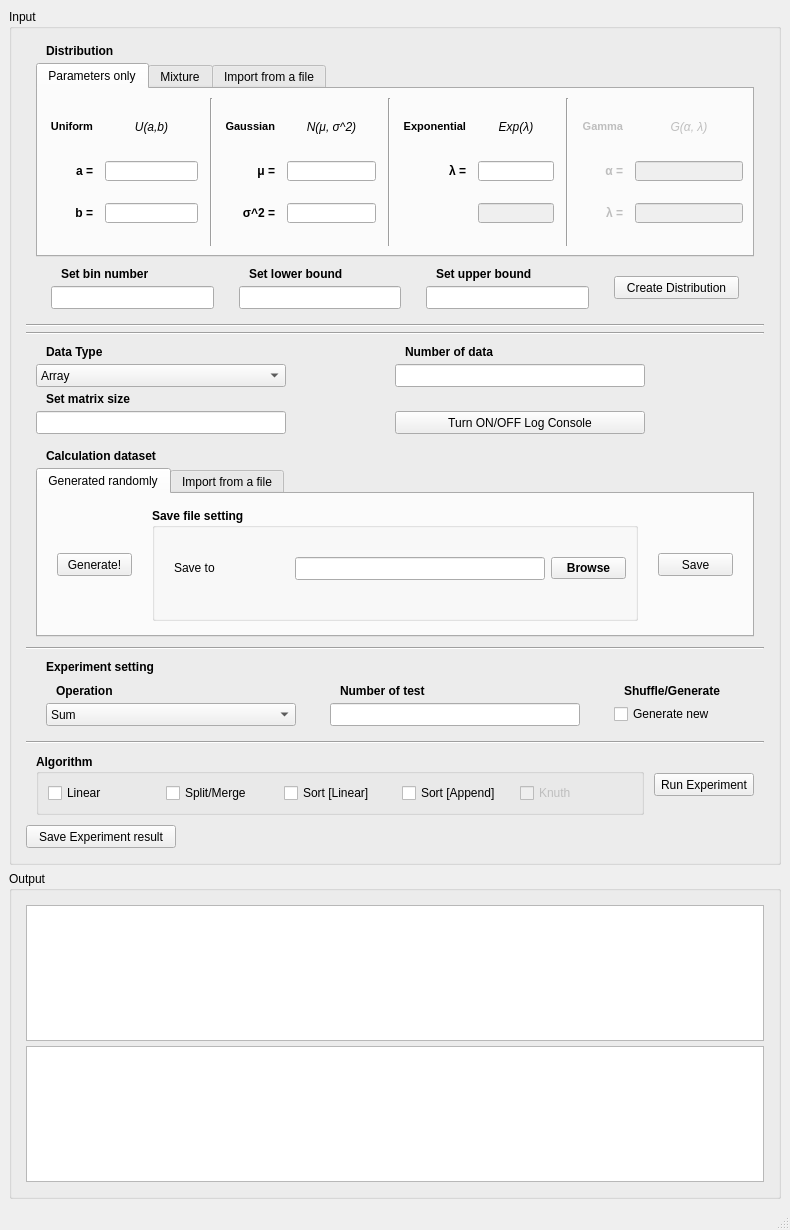
Above: src/mainwindow.ui from hungnv-sr/Map-Reduce-USTH-M1-2019 before the change. Below: the same form after it.
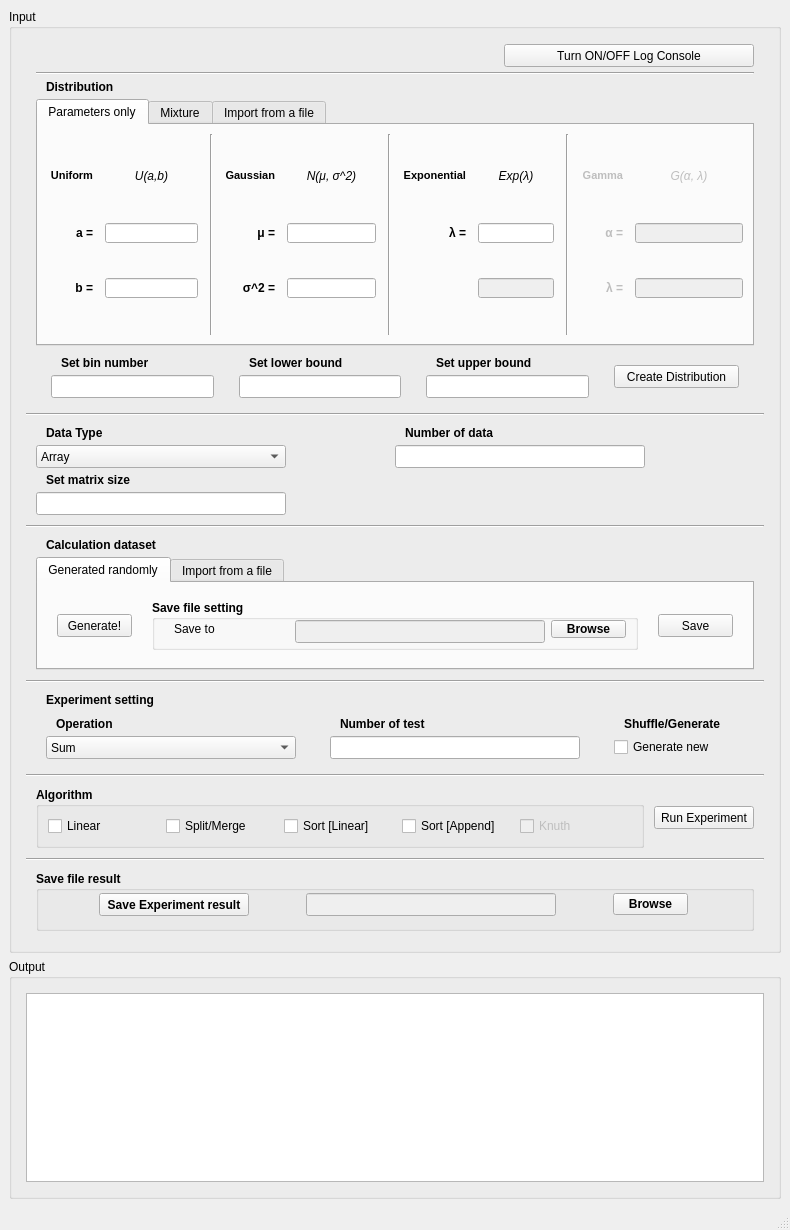
That is the form after the change.

The edit to the form file:
```diff
--- a/src/mainwindow.ui
+++ b/src/mainwindow.ui
@@ -30,7 +30,7 @@
           <number>5</number>
          </property>
          <item row="0" column="0">
-          <layout class="QVBoxLayout" name="vLayoutInputComponents" stretch="0,1,0,0,0,0,0,0,0,0">
+          <layout class="QVBoxLayout" name="vLayoutInputComponents" stretch="0,1,0,0,0,0,0,0,0,0,0">
            <property name="spacing">
             <number>5</number>
            </property>
@@ -60,6 +60,40 @@
              <property name="bottomMargin">
               <number>5</number>
              </property>
+             <item>
+              <widget class="QPushButton" name="pButtonLogConsole">
+               <property name="minimumSize">
+                <size>
+                 <width>250</width>
+                 <height>23</height>
+                </size>
+               </property>
+               <property name="maximumSize">
+                <size>
+                 <width>250</width>
+                 <height>16777215</height>
+                </size>
+               </property>
+               <property name="font">
+                <font>
+                 <italic>false</italic>
+                </font>
+               </property>
+               <property name="layoutDirection">
+                <enum>Qt::RightToLeft</enum>
+               </property>
+               <property name="text">
+                <string>Turn ON/OFF Log Console</string>
+               </property>
+              </widget>
+             </item>
+             <item>
+              <widget class="Line" name="sepHLine_13">
+               <property name="orientation">
+                <enum>Qt::Horizontal</enum>
+               </property>
+              </widget>
+             </item>
              <item>
               <widget class="QLabel" name="lblDistribution">
                <property name="font">
@@ -1045,13 +1079,6 @@
              </property>
             </widget>
            </item>
-           <item>
-            <widget class="Line" name="sepHLine_2">
-             <property name="orientation">
-              <enum>Qt::Horizontal</enum>
-             </property>
-            </widget>
-           </item>
            <item>
             <layout class="QGridLayout" name="gLayoutInput_1" columnstretch="0,0,0,0">
              <property name="leftMargin">
@@ -1214,35 +1241,15 @@
                </property>
               </widget>
              </item>
-             <item row="3" column="2" colspan="2">
-              <widget class="QPushButton" name="pButtonLogConsole">
-               <property name="minimumSize">
-                <size>
-                 <width>250</width>
-                 <height>23</height>
-                </size>
-               </property>
-               <property name="maximumSize">
-                <size>
-                 <width>250</width>
-                 <height>16777215</height>
-                </size>
-               </property>
-               <property name="font">
-                <font>
-                 <italic>false</italic>
-                </font>
-               </property>
-               <property name="layoutDirection">
-                <enum>Qt::LeftToRight</enum>
-               </property>
-               <property name="text">
-                <string>Turn ON/OFF Log Console</string>
-               </property>
-              </widget>
-             </item>
             </layout>
            </item>
+           <item>
+            <widget class="Line" name="sepHLine_2">
+             <property name="orientation">
+              <enum>Qt::Horizontal</enum>
+             </property>
+            </widget>
+           </item>
            <item>
             <layout class="QVBoxLayout" name="vLayoutInput3">
              <property name="leftMargin">
@@ -1275,10 +1282,16 @@
              </item>
              <item>
               <widget class="QTabWidget" name="tabCalcDataset">
+               <property name="sizePolicy">
+                <sizepolicy hsizetype="Minimum" vsizetype="Expanding">
+                 <horstretch>0</horstretch>
+                 <verstretch>0</verstretch>
+                </sizepolicy>
+               </property>
                <property name="maximumSize">
                 <size>
                  <width>16777215</width>
-                 <height>225</height>
+                 <height>113</height>
                 </size>
                </property>
                <property name="accessibleName">
@@ -1333,6 +1346,12 @@
                    </item>
                    <item>
                     <widget class="QGroupBox" name="gBoxSaveDataset">
+                     <property name="maximumSize">
+                      <size>
+                       <width>16777215</width>
+                       <height>50</height>
+                      </size>
+                     </property>
                      <property name="font">
                       <font>
                        <weight>75</weight>
@@ -1361,6 +1380,9 @@
                       </item>
                       <item row="0" column="1">
                        <widget class="QLineEdit" name="lEditSaveDir">
+                        <property name="enabled">
+                         <bool>false</bool>
+                        </property>
                         <property name="minimumSize">
                          <size>
                           <width>50</width>
@@ -1837,32 +1859,121 @@
             </layout>
            </item>
            <item>
-            <widget class="QPushButton" name="pButtonSaveResult">
-             <property name="minimumSize">
-              <size>
-               <width>150</width>
-               <height>23</height>
-              </size>
-             </property>
-             <property name="maximumSize">
-              <size>
-               <width>150</width>
-               <height>16777215</height>
-              </size>
-             </property>
-             <property name="font">
-              <font>
-               <italic>false</italic>
-              </font>
-             </property>
-             <property name="layoutDirection">
-              <enum>Qt::LeftToRight</enum>
-             </property>
-             <property name="text">
-              <string>Save Experiment result</string>
+            <widget class="Line" name="sepHLine_7">
+             <property name="orientation">
+              <enum>Qt::Horizontal</enum>
              </property>
             </widget>
            </item>
+           <item>
+            <layout class="QHBoxLayout" name="hLayoutInput_3_Page_2" stretch="6">
+             <property name="spacing">
+              <number>20</number>
+             </property>
+             <property name="leftMargin">
+              <number>10</number>
+             </property>
+             <property name="topMargin">
+              <number>5</number>
+             </property>
+             <property name="rightMargin">
+              <number>10</number>
+             </property>
+             <property name="bottomMargin">
+              <number>5</number>
+             </property>
+             <item>
+              <widget class="QGroupBox" name="gBoxSaveDataset_2">
+               <property name="minimumSize">
+                <size>
+                 <width>0</width>
+                 <height>60</height>
+                </size>
+               </property>
+               <property name="font">
+                <font>
+                 <weight>75</weight>
+                 <bold>true</bold>
+                </font>
+               </property>
+               <property name="title">
+                <string>Save file result</string>
+               </property>
+               <layout class="QGridLayout" name="gridLayout_5">
+                <property name="topMargin">
+                 <number>0</number>
+                </property>
+                <item row="0" column="1">
+                 <widget class="QLineEdit" name="lEditSaveDir_2">
+                  <property name="enabled">
+                   <bool>false</bool>
+                  </property>
+                  <property name="minimumSize">
+                   <size>
+                    <width>50</width>
+                    <height>23</height>
+                   </size>
+                  </property>
+                  <property name="maximumSize">
+                   <size>
+                    <width>250</width>
+                    <height>16777215</height>
+                   </size>
+                  </property>
+                  <property name="font">
+                   <font>
+                    <weight>50</weight>
+                    <italic>true</italic>
+                    <bold>false</bold>
+                   </font>
+                  </property>
+                 </widget>
+                </item>
+                <item row="0" column="0">
+                 <widget class="QPushButton" name="pButtonSaveResult">
+                  <property name="minimumSize">
+                   <size>
+                    <width>150</width>
+                    <height>23</height>
+                   </size>
+                  </property>
+                  <property name="maximumSize">
+                   <size>
+                    <width>150</width>
+                    <height>16777215</height>
+                   </size>
+                  </property>
+                  <property name="font">
+                   <font>
+                    <italic>false</italic>
+                   </font>
+                  </property>
+                  <property name="layoutDirection">
+                   <enum>Qt::LeftToRight</enum>
+                  </property>
+                  <property name="text">
+                   <string>Save Experiment result</string>
+                  </property>
+                 </widget>
+                </item>
+                <item row="0" column="2">
+                 <widget class="QPushButton" name="pButtonBrowseSave">
+                  <property name="maximumSize">
+                   <size>
+                    <width>75</width>
+                    <height>16777215</height>
+                   </size>
+                  </property>
+                  <property name="text">
+                   <string>Browse</string>
+                  </property>
+                 </widget>
+                </item>
+               </layout>
+              </widget>
+             </item>
+            </layout>
+           </item>
           </layout>
          </item>
         </layout>
@@ -1878,8 +1989,8 @@
          <string>Output</string>
         </property>
         <layout class="QGridLayout" name="gridLayout_2">
-         <item row="1" column="0">
-          <layout class="QVBoxLayout" name="verticalLayout_2" stretch="0,0">
+         <item row="2" column="0">
+          <layout class="QVBoxLayout" name="verticalLayout_2" stretch="0">
            <property name="spacing">
             <number>5</number>
            </property>
@@ -1896,10 +2007,17 @@
             <number>5</number>
            </property>
            <item>
-            <widget class="QTextBrowser" name="outputText"/>
-           </item>
-           <item>
-            <widget class="QGraphicsView" name="gViewDisplay"/>
+            <widget class="QTextBrowser" name="outputText">
+             <property name="minimumSize">
+              <size>
+               <width>0</width>
+               <height>140</height>
+              </size>
+             </property>
+             <property name="layoutDirection">
+              <enum>Qt::LeftToRight</enum>
+             </property>
+            </widget>
            </item>
           </layout>
          </item>
```
